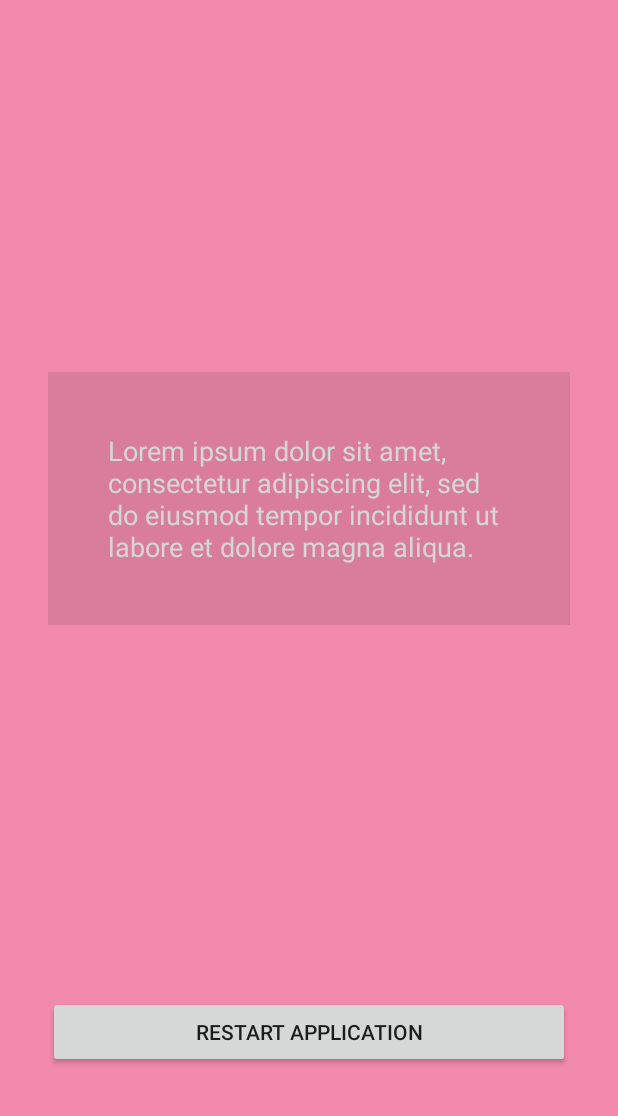
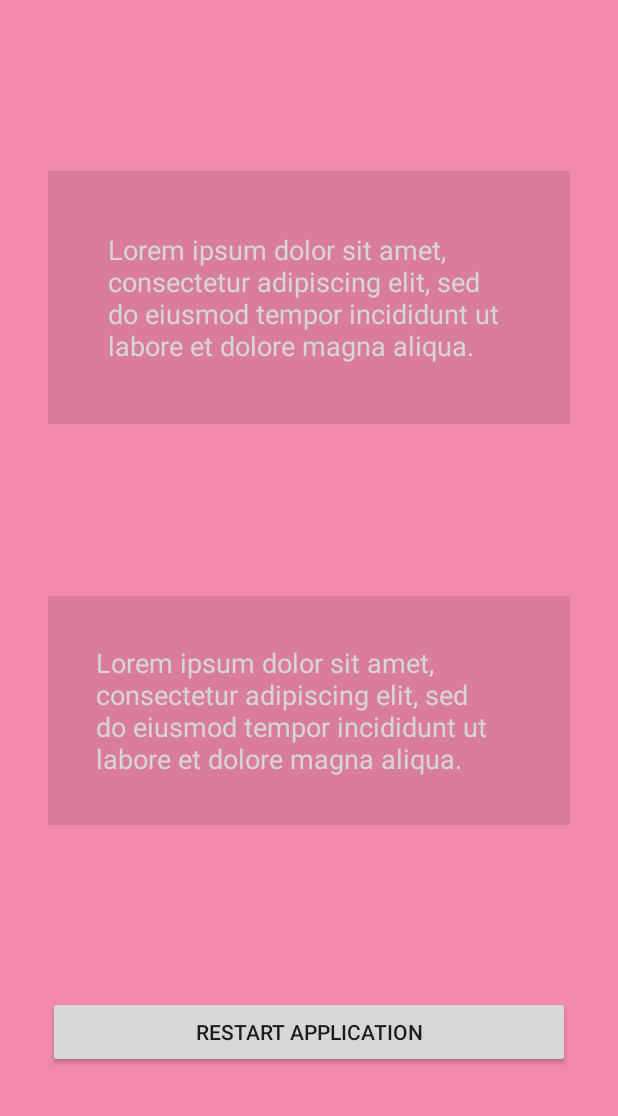
Before and after one commit to kids-cademy/atlas, an Android app: the layout activity_error.xml on its own in the app's theme, with its tools: preview values and no code run, on a phone screen of 412 x 824 dp, the part 120-1236 px from its top. Run offline under Robolectric (Android 15) with nearby library versions, the phone set to English and light mode, and no system bars.

Commit message:
Add exception trace on fatal error activity.

```diff
--- a/app/src/main/res/layout-sw600dp/activity_error.xml
+++ b/app/src/main/res/layout-sw600dp/activity_error.xml
@@ -47,10 +47,28 @@
         android:padding="32dp"
         android:textAppearance="?android:attr/textAppearanceMedium"
         android:textColor="@color/yellow_300"
+        app:layout_constraintBottom_toTopOf="@+id/error_trace"
+        app:layout_constraintEnd_toEndOf="parent"
+        app:layout_constraintHorizontal_bias="0.5"
+        app:layout_constraintStart_toStartOf="parent"
+        app:layout_constraintTop_toBottomOf="@+id/error_header_edition"
+        tools:text="@string/sample_text" />
+
+    <TextView
+        android:id="@+id/error_trace"
+        android:layout_width="0dp"
+        android:layout_height="wrap_content"
+        android:layout_marginStart="32dp"
+        android:layout_marginEnd="32dp"
+        android:background="#18000000"
+        android:padding="32dp"
+        android:textAppearance="?android:attr/textAppearanceMedium"
+        android:textColor="@color/yellow_300"
         app:layout_constraintBottom_toTopOf="@+id/error_restart"
         app:layout_constraintEnd_toEndOf="parent"
+        app:layout_constraintHorizontal_bias="0.5"
         app:layout_constraintStart_toStartOf="parent"
-        app:layout_constraintTop_toBottomOf="@id/error_header_edition"
+        app:layout_constraintTop_toBottomOf="@+id/error_message"
         tools:text="@string/sample_text" />
 
     <Button
--- a/app/src/main/res/layout/activity_error.xml
+++ b/app/src/main/res/layout/activity_error.xml
@@ -16,7 +16,7 @@
         android:paddingEnd="16dp"
         android:text="@string/app_name"
         android:textAllCaps="true"
-        android:textAppearance="@style/TextAppearance.Medium.Mute"
+        android:textAppearance="@style/TextAppearance.Medium"
         app:layout_constraintEnd_toEndOf="parent"
         app:layout_constraintStart_toStartOf="parent"
         app:layout_constraintTop_toTopOf="parent" />
@@ -31,10 +31,28 @@
         android:padding="40dp"
         android:textAppearance="?android:attr/textAppearanceMedium"
         android:textColor="@color/yellow_300"
+        app:layout_constraintBottom_toTopOf="@+id/error_trace"
+        app:layout_constraintEnd_toEndOf="parent"
+        app:layout_constraintHorizontal_bias="0.5"
+        app:layout_constraintStart_toStartOf="parent"
+        app:layout_constraintTop_toBottomOf="@+id/error_page_header"
+        tools:text="@string/sample_text" />
+
+    <TextView
+        android:id="@+id/error_trace"
+        android:layout_width="0dp"
+        android:layout_height="wrap_content"
+        android:layout_marginStart="32dp"
+        android:layout_marginEnd="32dp"
+        android:background="#18000000"
+        android:padding="32dp"
+        android:textAppearance="?android:attr/textAppearanceMedium"
+        android:textColor="@color/yellow_300"
         app:layout_constraintBottom_toTopOf="@+id/error_restart"
         app:layout_constraintEnd_toEndOf="parent"
+        app:layout_constraintHorizontal_bias="0.5"
         app:layout_constraintStart_toStartOf="parent"
-        app:layout_constraintTop_toBottomOf="@id/error_page_header"
+        app:layout_constraintTop_toBottomOf="@+id/error_message"
         tools:text="@string/sample_text" />
 
     <Button
```
Also changed, not shown: app/src/main/java/com/kidscademy/atlas/activity/AppActivity.java (+5 -4 lines), app/src/main/java/com/kidscademy/atlas/activity/ErrorActivity.java (+27 -3 lines).
